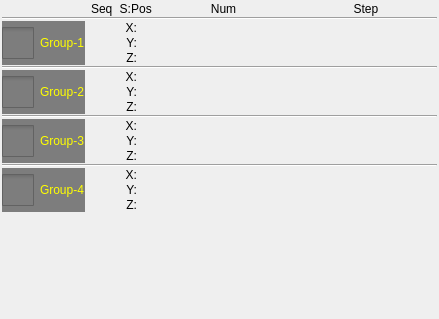
Old version of the form hcinstruction/icstackeditor.ui in the repository GaussCheng/2-5AxisPunch.
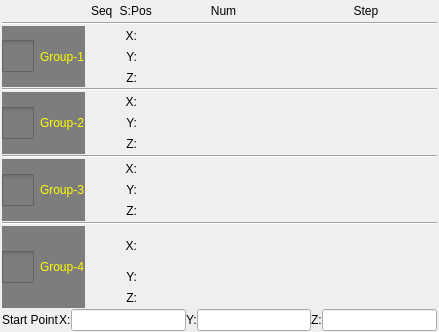
New version of the form. Icons and pictures are not drawn. Custom widgets are drawn as their Qt base class.

Patch:
```diff
--- a/hcinstruction/icstackeditor.ui
+++ b/hcinstruction/icstackeditor.ui
@@ -7,7 +7,7 @@
     <x>0</x>
     <y>0</y>
     <width>439</width>
-    <height>319</height>
+    <height>332</height>
    </rect>
   </property>
   <property name="windowTitle">
@@ -20,15 +20,21 @@
 }</string>
   </property>
   <layout class="QGridLayout" name="gridLayout">
-   <property name="horizontalSpacing">
-    <number>6</number>
+   <property name="leftMargin">
+    <number>2</number>
+   </property>
+   <property name="topMargin">
+    <number>1</number>
+   </property>
+   <property name="rightMargin">
+    <number>2</number>
+   </property>
+   <property name="bottomMargin">
+    <number>1</number>
    </property>
    <property name="verticalSpacing">
     <number>1</number>
    </property>
-   <property name="margin">
-    <number>2</number>
-   </property>
    <item row="0" column="1">
     <widget class="QLabel" name="label_14">
      <property name="text">
@@ -899,21 +905,77 @@
      </property>
     </widget>
    </item>
-   <item row="21" column="2">
-    <spacer name="verticalSpacer">
-     <property name="orientation">
-      <enum>Qt::Vertical</enum>
-     </property>
-     <property name="sizeHint" stdset="0">
-      <size>
-       <width>20</width>
-       <height>40</height>
-      </size>
-     </property>
-    </spacer>
+   <item row="21" column="0" colspan="3">
+    <widget class="QWidget" name="widget" native="true">
+     <layout class="QHBoxLayout" name="horizontalLayout_14">
+      <property name="spacing">
+       <number>0</number>
+      </property>
+      <property name="margin">
+       <number>0</number>
+      </property>
+      <item>
+       <widget class="QLabel" name="label_21">
+        <property name="text">
+         <string>Start Point</string>
+        </property>
+       </widget>
+      </item>
+      <item>
+       <widget class="QLabel" name="label_18">
+        <property name="text">
+         <string>X:</string>
+        </property>
+       </widget>
+      </item>
+      <item>
+       <widget class="ICLineEditWithVirtualNumericKeypad" name="xPos"/>
+      </item>
+      <item>
+       <widget class="QLabel" name="label_19">
+        <property name="text">
+         <string>Y:</string>
+        </property>
+       </widget>
+      </item>
+      <item>
+       <widget class="ICLineEditWithVirtualNumericKeypad" name="yPos"/>
+      </item>
+      <item>
+       <widget class="QLabel" name="label_20">
+        <property name="text">
+         <string>Z:</string>
+        </property>
+       </widget>
+      </item>
+      <item>
+       <widget class="ICLineEditWithVirtualNumericKeypad" name="zPos"/>
+      </item>
+     </layout>
+     <zorder>zPos</zorder>
+     <zorder>label_20</zorder>
+     <zorder>label_19</zorder>
+     <zorder>xPos</zorder>
+     <zorder>label_18</zorder>
+     <zorder>yPos</zorder>
+     <zorder>zPos</zorder>
+     <zorder>label_20</zorder>
+     <zorder>label_19</zorder>
+     <zorder>xPos</zorder>
+     <zorder>label_18</zorder>
+     <zorder>yPos</zorder>
+     <zorder>label_21</zorder>
+    </widget>
    </item>
   </layout>
  </widget>
+ <customwidgets>
+  <customwidget>
+   <class>ICLineEditWithVirtualNumericKeypad</class>
+   <extends>QLineEdit</extends>
+   <header>iclineeditwithvirtualnumerickeypad.h</header>
+  </customwidget>
+ </customwidgets>
  <resources/>
  <connections/>
 </ui>
```
Left out of the diff: 15 changed lines with no effect on the pictures.
